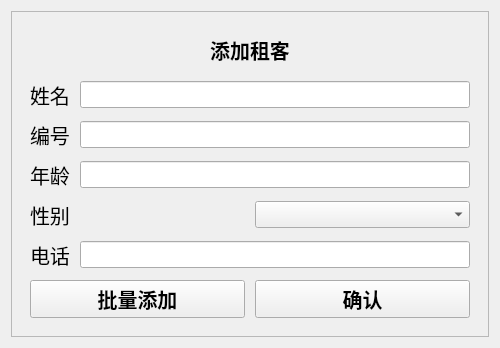
This is ui/tenantManagement.ui in JGSU-SoftwareEngineering/UtilityManagementSystem as Qt 5 draws it before an edit. The edited form follows.
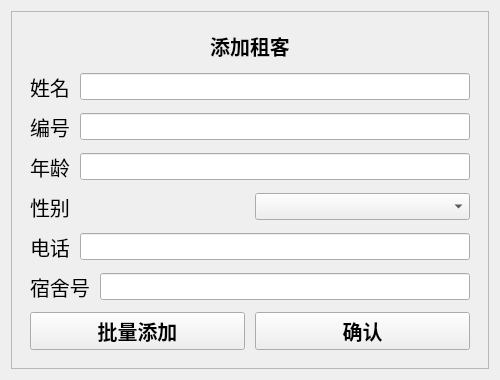
This is the edited form. Custom widgets are drawn as their Qt base class.

```diff
--- a/ui/tenantManagement.ui
+++ b/ui/tenantManagement.ui
@@ -41,7 +41,7 @@
          <string notr="true"/>
         </property>
         <widget class="QWidget" name="addTenant">
-         <layout class="QVBoxLayout" name="verticalLayout_4" stretch="0,2,2,2,2,2,2">
+         <layout class="QVBoxLayout" name="verticalLayout_4" stretch="0,2,2,2,2,2,0,2">
           <property name="spacing">
            <number>10</number>
           </property>
@@ -207,6 +207,31 @@
             </item>
            </layout>
           </item>
+          <item>
+           <layout class="QHBoxLayout" name="horizontalLayout_20">
+            <item>
+             <widget class="QLabel" name="labelOfDormitory">
+              <property name="font">
+               <font>
+                <pointsize>15</pointsize>
+               </font>
+              </property>
+              <property name="text">
+               <string>宿舍号</string>
+              </property>
+             </widget>
+            </item>
+            <item>
+             <widget class="QLineEdit" name="inputOfDormitory">
+              <property name="font">
+               <font>
+                <pointsize>12</pointsize>
+               </font>
+              </property>
+             </widget>
+            </item>
+           </layout>
+          </item>
           <item>
            <layout class="QHBoxLayout" name="horizontalLayout_14">
             <item>
@@ -330,7 +355,7 @@
          </layout>
         </widget>
         <widget class="QWidget" name="editTenant">
-         <layout class="QVBoxLayout" name="verticalLayout_3" stretch="0,2,2,2,2,2,2">
+         <layout class="QVBoxLayout" name="verticalLayout_3" stretch="0,2,2,2,2,2,0,2">
           <property name="spacing">
            <number>10</number>
           </property>
@@ -483,6 +508,31 @@
             </item>
            </layout>
           </item>
+          <item>
+           <layout class="QHBoxLayout" name="horizontalLayout_21">
+            <item>
+             <widget class="QLabel" name="label_17">
+              <property name="font">
+               <font>
+                <pointsize>15</pointsize>
+               </font>
+              </property>
+              <property name="text">
+               <string>宿舍号</string>
+              </property>
+             </widget>
+            </item>
+            <item>
+             <widget class="QLineEdit" name="editOfDormitory">
+              <property name="font">
+               <font>
+                <pointsize>12</pointsize>
+               </font>
+              </property>
+             </widget>
+            </item>
+           </layout>
+          </item>
           <item>
            <layout class="QHBoxLayout" name="horizontalLayout_13">
             <item>
```
